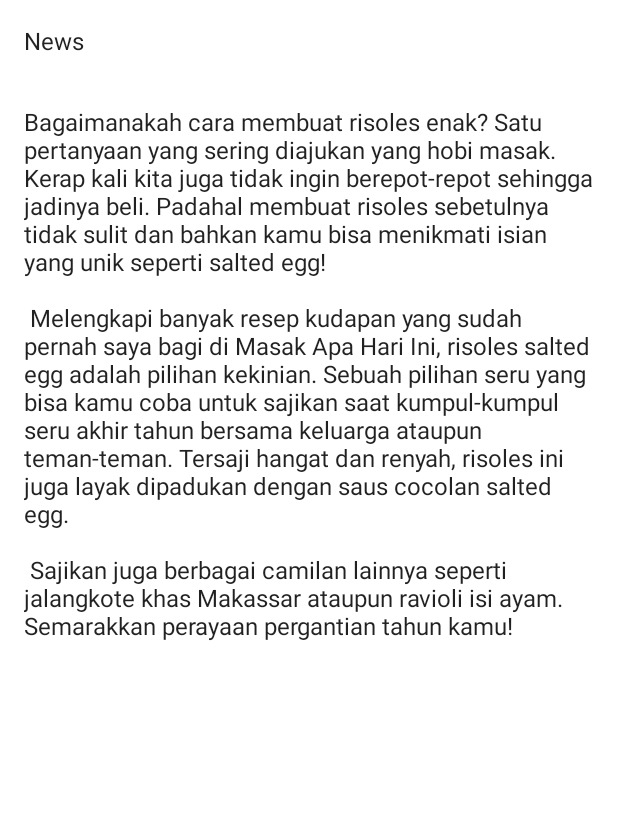
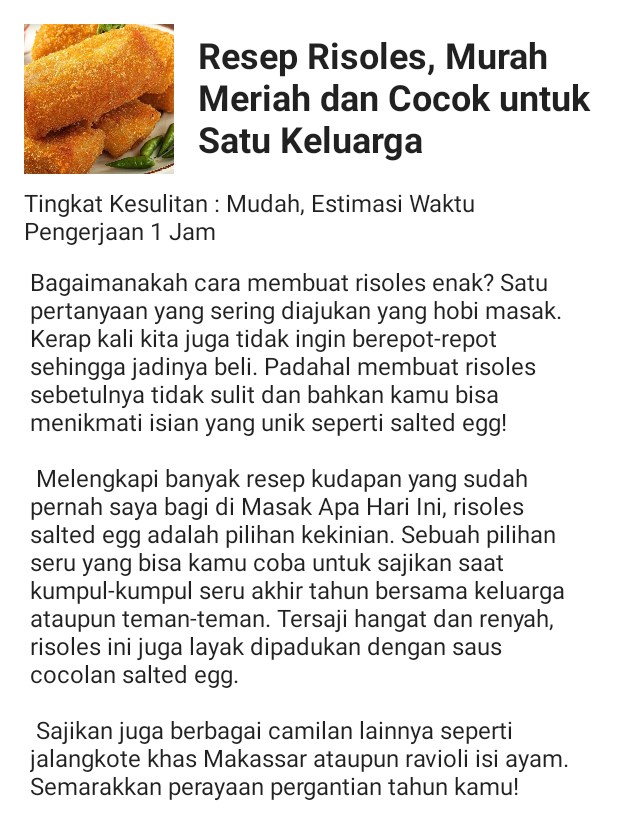
Before and after one commit to Annisanabilaa/ProjectPB, an Android app: the layout activity_detail.xml on its own in the app's theme, with its tools: preview values and no code run, on a phone screen of 412 x 824 dp. Shown: the top 840 px of the screen. Run offline under Robolectric (Android 15) with nearby library versions, the phone set to English and light mode, and no system bars.

```diff
--- a/app/src/main/AndroidManifest.xml
+++ b/app/src/main/AndroidManifest.xml
@@ -24,7 +24,7 @@
         <activity
             android:name=".MainActivity"
             android:label="@string/app_name"
-            android:theme="@style/Theme.ProjectPB.NoActionBar"/>
+            android:theme="@style/Theme.ProjectPB.NoActionBar" />
 
         <activity
             android:name=".DetailActivity"
--- a/app/src/main/java/com/example/projectpb/DetailActivity.java
+++ b/app/src/main/java/com/example/projectpb/DetailActivity.java
@@ -5,7 +5,6 @@ import androidx.appcompat.app.AppCompatActivity;
 import android.os.Bundle;
 import android.widget.ImageView;
 import android.widget.TextView;
-
 import com.bumptech.glide.Glide;
 
 public class DetailActivity extends AppCompatActivity {
--- a/app/src/main/java/com/example/projectpb/Masakan.java
+++ b/app/src/main/java/com/example/projectpb/Masakan.java
@@ -1,5 +1,5 @@
 package com.example.projectpb;
-
+/*
 import com.example.projectpb.data.Root;
 import com.example.projectpb.rest.RestApi;
 
@@ -18,7 +18,7 @@ public class Masakan{
     private String portion;
     private String dificulty;
 
-    Masakan(String title, String key, String thumb, String times, String portion, String dificulty){
+    public Masakan(String title, String key, String thumb, String times, String portion, String dificulty){
         this.title=title;
         this.thumb=thumb;
         this.key=key;
@@ -56,3 +56,5 @@ public class Masakan{
     }
 
 }
+
+*/
--- a/app/src/main/java/com/example/projectpb/SplashScreen.java
+++ b/app/src/main/java/com/example/projectpb/SplashScreen.java
@@ -2,9 +2,11 @@ package com.example.projectpb;
 
 import androidx.appcompat.app.AppCompatActivity;
 
+import android.annotation.SuppressLint;
 import android.content.Intent;
 import android.os.Bundle;
 
+@SuppressLint("CustomSplashScreen")
 public class SplashScreen extends AppCompatActivity {
 
     @Override
--- a/app/src/main/java/com/example/projectpb/rest/RestApi.java
+++ b/app/src/main/java/com/example/projectpb/rest/RestApi.java
@@ -1,12 +1,12 @@
 package com.example.projectpb.rest;
 
-import com.example.projectpb.data.Root;
+
+import android.provider.DocumentsContract;
 
 import retrofit2.Call;
 import retrofit2.http.GET;
 
 public interface RestApi {
-
     @GET("contohjson")
-    Call<Root> getDataResult();
+    Call<DocumentsContract.Root> getDataResult();
 }
--- a/app/src/main/res/layout/activity_detail.xml
+++ b/app/src/main/res/layout/activity_detail.xml
@@ -1,43 +1,71 @@
 <?xml version="1.0" encoding="utf-8"?>
 <ScrollView xmlns:android="http://schemas.android.com/apk/res/android"
+    xmlns:tools="http://schemas.android.com/tools"
     android:layout_width="match_parent"
     android:layout_height="match_parent"
     >
 
-    <RelativeLayout xmlns:tools="http://schemas.android.com/tools"
+    <RelativeLayout
         android:layout_width="wrap_content"
         android:layout_height="wrap_content"
         tools:context="com.example.projectpb.DetailActivity">
+
         <ImageView
-            android:layout_width="match_parent"
-            android:layout_height="wrap_content"
             android:id="@+id/gbr_makananDetail"
+            android:layout_width="100dp"
+            android:layout_height="100dp"
+            android:layout_alignParentStart="true"
+            android:layout_alignParentTop="true"
+            android:layout_marginStart="16dp"
+            android:layout_marginTop="16dp"
             android:adjustViewBounds="true"
             android:contentDescription="@string/title_activity_detail"
-        />
+            android:scaleType="centerCrop"
+            android:src="@drawable/risoles" />
+
         <TextView
+            android:id="@+id/titleDetail"
+            style="@style/TextAppearance.AppCompat.Headline"
+            android:layout_width="0dp"
+            android:layout_height="match_parent"
+            android:layout_alignTop="@+id/gbr_makananDetail"
+            android:layout_alignBottom="@+id/gbr_makananDetail"
+            android:layout_alignParentEnd="true"
+            android:layout_marginStart="16dp"
+            android:layout_marginTop="4dp"
+            android:layout_marginEnd="16dp"
+            android:layout_marginBottom="4dp"
+            android:layout_toEndOf="@+id/gbr_makananDetail"
+            android:padding="0dp"
+            android:text="@string/title_example"
+            android:textStyle="bold" />
+
+        <TextView
+            android:id="@+id/newsTitleDetail"
+            style="@style/TextAppearance.AppCompat.Subhead"
+            android:layout_width="0dp"
+            android:layout_height="match_parent"
+            android:layout_below="@+id/gbr_makananDetail"
+            android:layout_alignStart="@+id/gbr_makananDetail"
+            android:layout_alignEnd="@+id/titleDetail"
+            android:layout_marginStart="0dp"
+            android:layout_marginTop="8dp"
+            android:layout_marginEnd="0dp"
+            android:padding="0dp"
+            android:text="@string/info_example" />
+
+        <TextView
+            android:id="@+id/subTitleDetail"
+            style="@style/TextAppearance.AppCompat.Subhead"
             android:layout_width="wrap_content"
             android:layout_height="wrap_content"
-            android:id="@+id/titleDetail"
-            android:text="@string/title_placeholder"
-            android:layout_alignBottom="@id/gbr_makananDetail"
-            android:padding="16dp"
-            style="@style/TextAppearance.AppCompat.Headline"/>
-        <TextView
-            android:layout_width="wrap_content"
-            android:layout_height="wrap_content"
-            android:id="@+id/newsTitleDetail"
-            android:layout_below="@id/gbr_makananDetail"
-            android:text="@string/news_placeholder"
-            android:padding="16dp"
-            style="@style/TextAppearance.AppCompat.Subhead" />
-        <TextView
-            android:layout_width="wrap_content"
-            android:layout_height="wrap_content"
-            android:id="@+id/subTitleDetail"
-            android:layout_below="@id/newsTitleDetail"
-            android:text="@string/desc_resep"
-            android:padding="16dp"
-            style="@style/TextAppearance.AppCompat.Subhead" />
-        </RelativeLayout>
+            android:layout_below="@+id/newsTitleDetail"
+            android:layout_alignParentStart="true"
+            android:layout_alignParentEnd="true"
+            android:layout_marginStart="16dp"
+            android:layout_marginTop="8dp"
+            android:layout_marginEnd="16dp"
+            android:padding="4dp"
+            android:text="@string/desc_resep" />
+    </RelativeLayout>
 </ScrollView>
--- a/app/src/main/res/layout/activity_main.xml
+++ b/app/src/main/res/layout/activity_main.xml
@@ -7,7 +7,7 @@
     android:layout_width="match_parent"
     android:layout_height="match_parent"
     android:id="@+id/activity_main"
-    tools:context=".MainActivity"
+    tools:context="com.example.projectpb.MainActivity"
     >
 
     <com.google.android.material.textfield.TextInputEditText
--- a/app/src/main/res/values/strings.xml
+++ b/app/src/main/res/values/strings.xml
@@ -10,6 +10,8 @@ Melengkapi banyak resep kudapan yang sudah pernah saya bagi di Masak Apa Hari In
 
 Sajikan juga berbagai camilan lainnya seperti jalangkote khas Makassar ataupun ravioli isi ayam. Semarakkan perayaan pergantian tahun kamu!</string>
     <string name="search">Cari Resep</string>
+    <string name="title_example">Resep Risoles, Murah Meriah dan Cocok untuk Satu Keluarga</string>
+    <string name="info_example">Tingkat Kesulitan : Mudah, Estimasi Waktu Pengerjaan 1 Jam</string>
 
     <array name="judul_masakan">
         <item>"Lontong"</item>
```
Also changed, not shown: app/build.gradle (+2 -17 lines), app/src/main/java/com/example/projectpb/MainActivity.java (+51 -58 lines), app/src/main/java/com/example/projectpb/MasakanAdapter.java (+44 -46 lines), app/src/main/java/com/example/projectpb/data/Result.java (+0 -9 lines), app/src/main/java/com/example/projectpb/data/Root.java (+0 -12 lines), app/src/main/res/layout/list_item.xml (+29 -18 lines).
